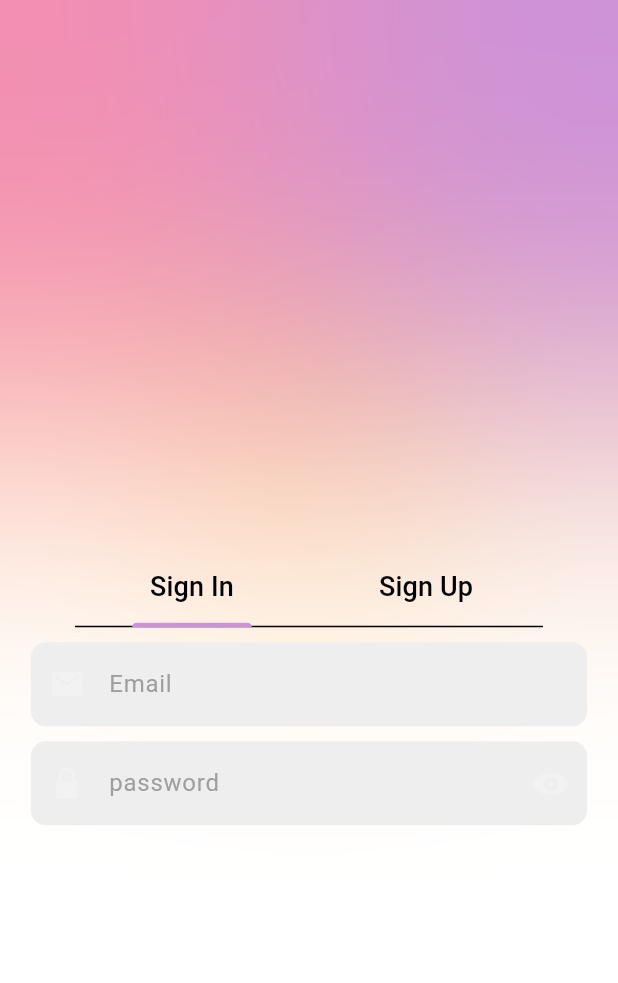
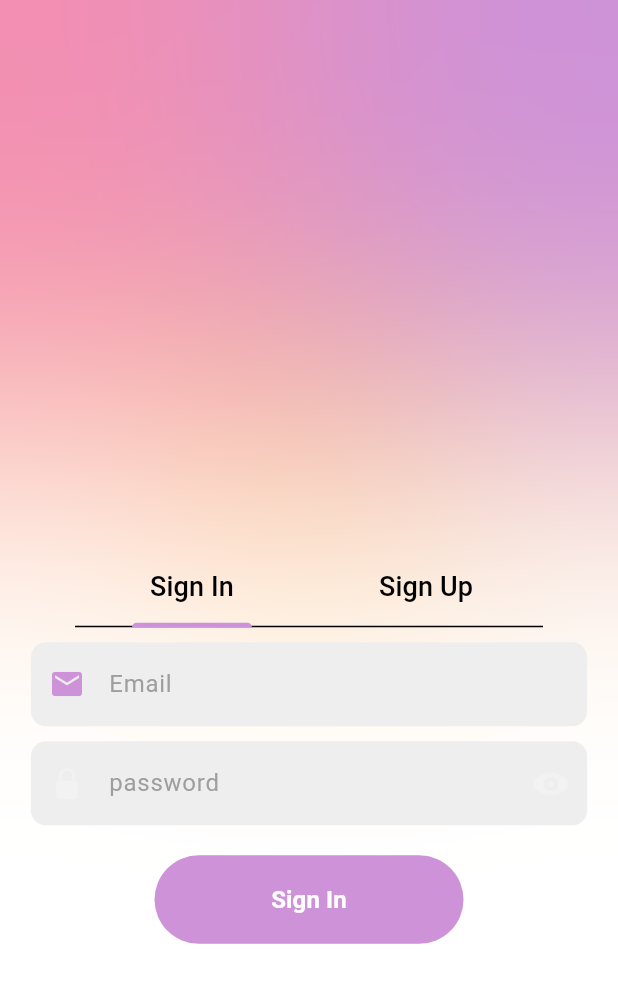
Before and after one commit to TitusKI/AuthPortal, a Flutter app: the screen it shows after launch, on a phone screen of 412 x 824 dp. Shown: the top 983 px of the screen. Run offline on Flutter 3.47's test engine with Material 3 defaults, Android fonts, the light colour scheme and no system bars; our stand-ins replace bloc, cloud_firestore, equatable, firebase_auth, firebase_core, flutter_bloc; missing offline and left inert: regexpattern; accounts and stored records are empty.

Commit message:
Finishing up Sing In UI

```diff
--- a/lib/screens/auth/sign_in_screen.dart
+++ b/lib/screens/auth/sign_in_screen.dart
@@ -36,7 +36,8 @@ class _SignInScreenState extends State<SignInScreen> {
               hintText: 'Email',
               obscureText: false,
               keyboardType: TextInputType.emailAddress,
-              prefixIcon: const Icon(Icons.mail),
+              prefixIcon: Icon(Icons.mail,
+                  color: Theme.of(context).colorScheme.primary),
               errorMsg: _errorMsg,
               validator: (validate) {
                 if (validate!.isEmpty) {
@@ -60,30 +61,60 @@ class _SignInScreenState extends State<SignInScreen> {
               keyboardType: TextInputType.visiblePassword,
               prefixIcon: const Icon(CupertinoIcons.lock_fill),
               errorMsg: _errorMsg,
-            validator:(valpass) {
-              if(valpass!.isEmpty){
+              validator: (valpass) {
+                if (valpass!.isEmpty) {
                   return "Please fill in this field";
-
-              }
-              else if (!valpass.isPasswordNormal1()){
+                } else if (!valpass.isPasswordNormal1()) {
                   return "Please enter a valid password";
                 }
                 return null;
-
               },
-            suffixIcon: IconButton(onPressed: (){
-              setState(){
+              suffixIcon: IconButton(
+                  onPressed: () {
+                    setState(() {
                       obscurePassword = !obscurePassword;
-                if(obscurePassword){
-                  iconPassword =  CupertinoIcons.eye_fill;
-
-                }else{
+                      if (obscurePassword) {
+                        iconPassword = CupertinoIcons.eye_fill;
+                      } else {
                         iconPassword = CupertinoIcons.eye_slash_fill;
                       }
-              }
-            }, icon: Icon(iconPassword)),
+                    });
+                  },
+                  icon: Icon(iconPassword)),
             ),
           ),
+          const SizedBox(height: 20.0),
+          !signInRequired
+              ? SizedBox(
+                  width: MediaQuery.of(context).size.width * 0.5,
+                  child: TextButton(
+                    onPressed: () {
+                      if (_formKey.currentState!.validate()) {}
+                    },
+                    style: TextButton.styleFrom(
+                      elevation: 3.0,
+                      backgroundColor: Theme.of(context).colorScheme.primary,
+                      foregroundColor: Colors.white,
+                      shape: RoundedRectangleBorder(
+                        borderRadius: BorderRadius.circular(60),
+                      ),
+                    ),
+                    child: const Padding(
+                      padding:
+                          EdgeInsets.symmetric(horizontal: 25, vertical: 10),
+                      child: Text(
+                        'Sign In',
+                        textAlign: TextAlign.center,
+                        style: TextStyle(
+                          color: Colors.white,
+                          fontSize: 16,
+                          fontWeight: FontWeight.w600,
+                        ),
+                      ),
+                    ),
+                  ),
+                )
+              : const CircularProgressIndicator()
         ],
       ),
     );
```
Lines whose indentation alone changed are shown as unchanged.
